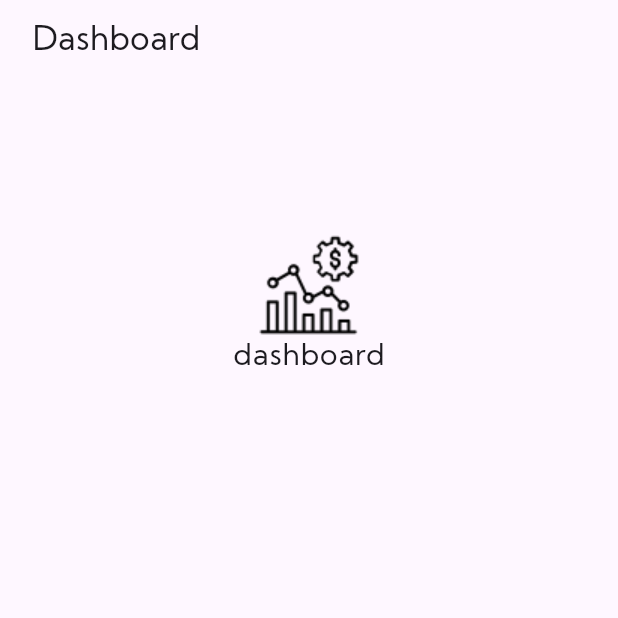
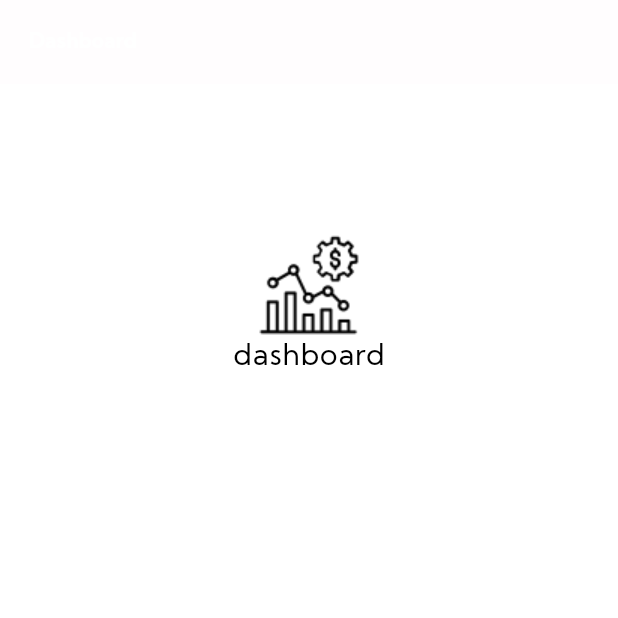
Before and after one commit to maheshbghule2000/myprofile, a Flutter app: the screen it shows after launch, on a phone screen of 412 x 824 dp, the top half of it. Run offline on Flutter 3.47's test engine with Material 3 defaults, Android fonts, the phone set to English and light mode, and no system bars; our stand-ins replace auto_route, flutter_screenutil, lottie.

Commit message:
Add font assets and update theme configuration in main app

```diff
--- /dev/null
+++ b/lib/constant/app_colors.dart
@@ -0,0 +1,43 @@
+import 'package:flutter/material.dart';
+
+class AppColors {
+  static const Color kPrimaryColor = Color(0xFFFFFDFE);
+  static const Color kcScaffoldBackgroundColor = Color(0xFFFFFFFF);
+  static const Color kPrimaryBoldColor = Color(0xFF167C84);
+  static const Color kPrimaryLight = Color(0xFF167C84);
+  static const Color kBottonColor = Color(0xFF00AFAA);
+  static const Color kBorderColor = Color(0xFFD9D8D6);
+  static const Color kBgColor = Color(0xFFFBFBFB);
+  static const Color kcardColor = Color(0xFFEFEFEF);
+  static const Color kcDarkGray3Color = Color(0xFF54565a);
+  static const Color kfaintGrayColor = Color(0xFFE5E4E4);
+  static const Color kcDarkGray4Color = Color(0xFF54565A);
+  static const Color kPrimaryFaintGreenColor = Color(0xFF41A757);
+  static const Color kConditionalApprovedColor = Color(0xFF3bd4ae);
+  static const Color kinActiveColor = Color(0xFFcddb00);
+  static const Color kOrangeColor = Color(0xFFff8300); // Orange
+  static const Color kWhite = Color(0xffffffff);
+  static const Color kAquaGreen = Color.fromARGB(255, 56, 77, 76); // Aqua Green
+  static const Color kFentGrey = Color(0xFFD9D8D6); // Grey
+
+  static const Color kSecondaryLight = Color(0xFF9C9C9C);
+  static const Color kError = Color(0xFFB00020);
+  static const Color kRatingIconColor = Color(0xFFFFC319);
+  static const Color kcDarkGray2Color = Color(0xff303633);
+
+  static const Color kcPrimaryGreenColor = Color(0xff56A145);
+  static const Color kcPrimaryLightGreenColor = Color(0xffabd0a2);
+  static const Color kcPrimaryLightGreenColor2 = Color(0xffDBFFD9);
+  static const Color kcPremiumStarColorBackground = Color(0xffCDFFC2);
+  static const Color kcPrimaryDarkGreenColor = Color(0xff2D721D);
+  static const Color kcPrimaryOrangeColor = Color(0xffFF941F);
+  static const Color kcPrimaryDarkOrangeColor = Color(0xffE97A00);
+  static const Color kcPrimaryLightOrangeColor = Color(0xffFFFDEC);
+  static const Color kcExpenseColor = Color(0xffE65025);
+  static const Color kcScaffoldBackgroundColor2 = Color(0xffF8F8F8);
+  static const Color kcDarkRed = Color(0xff5D1919);
+  static const Color kcLightGreen = Color(0xff006B63);
+  static const Color kcLight2Green = Color(0xff7BE376);
+  static const Color kExpansionTileBg = Color(0xFFF1FCFF);
+  static Color kLightGreyText = const Color(0xFF2A2A2A).withOpacity(0.8);
+}
--- a/lib/main.dart
+++ b/lib/main.dart
@@ -1,6 +1,6 @@
 import 'package:flutter/material.dart';
 import 'package:flutter_screenutil/flutter_screenutil.dart';
-import 'package:my_profile/constant/app_strings.dart';
+import 'package:my_profile/utils/theme.dart';
 import 'routes/routes.dart';
 
 void main() {
@@ -18,11 +18,7 @@ class MyApp extends StatelessWidget {
       child: MaterialApp.router(
         debugShowCheckedModeBanner: false,
         title: 'Easy Grow Business',
-        theme: ThemeData(
-          fontFamily: AppStrings.fontFamily,
-          colorScheme: ColorScheme.fromSeed(seedColor: Colors.deepPurple),
-          useMaterial3: true,
-        ),
+        theme: AppTheme.lightTheme,
         routerConfig: _appRouter.config(),
       ),
     );
--- /dev/null
+++ b/lib/utils/theme.dart
@@ -0,0 +1,87 @@
+  import 'package:flutter/material.dart';
+import 'package:my_profile/constant/app_colors.dart';
+
+import '../constant/app_strings.dart';
+
+class AppTheme {
+  static ThemeData get lightTheme {
+    return ThemeData(
+      pageTransitionsTheme: const PageTransitionsTheme(
+        builders: {
+          TargetPlatform.iOS: CupertinoPageTransitionsBuilder(),
+          TargetPlatform.android: CupertinoPageTransitionsBuilder(),
+          TargetPlatform.windows: CupertinoPageTransitionsBuilder()
+        },
+      ),
+      disabledColor: AppColors.kBorderColor,
+      visualDensity: VisualDensity.adaptivePlatformDensity,
+      brightness: Brightness.light,
+      unselectedWidgetColor: Colors.white,
+      primaryColor: AppColors.kPrimaryLight,
+
+      fontFamily: AppStrings.fontFamily,
+      colorScheme: const ColorScheme.light(
+          primary: AppColors.kPrimaryColor,
+          secondary: AppColors.kSecondaryLight,
+          error: AppColors.kError,
+          surface: AppColors.kWhite
+          ),
+      appBarTheme: const AppBarTheme(
+        color: AppColors.kPrimaryColor,
+        elevation: 0.0,
+        titleTextStyle: TextStyle(
+           fontFamily: AppStrings.fontFamily,
+           color: AppColors.kWhite,
+           fontWeight:  FontWeight.bold
+        ),
+        actionsIconTheme: IconThemeData(color: AppColors.kWhite)
+      ),
+      scaffoldBackgroundColor: AppColors.kWhite,
+      // primaryTextTheme:,
+      // textTheme: ,
+      buttonTheme: ButtonThemeData(
+        buttonColor: AppColors.kPrimaryColor,
+        textTheme: ButtonTextTheme.primary,
+        height: 48,
+        shape: RoundedRectangleBorder(
+          borderRadius: BorderRadius.circular(15),
+        ),
+      ),
+      inputDecorationTheme: InputDecorationTheme(
+        fillColor: AppColors.kWhite,
+        filled: true,
+        enabledBorder: UnderlineInputBorder(
+          borderSide: const BorderSide(
+            color: AppColors.kFentGrey,
+          ),
+          borderRadius: BorderRadius.circular(5),
+        ),
+        errorBorder: OutlineInputBorder(
+          borderSide: const BorderSide(
+            color: Colors.red,
+          ),
+          borderRadius: BorderRadius.circular(5),
+        ),
+        focusedBorder: UnderlineInputBorder(
+          borderSide: const BorderSide(
+            color: AppColors.kAquaGreen,
+          ),
+          borderRadius: BorderRadius.circular(5),
+        ),
+        focusedErrorBorder: OutlineInputBorder(
+          borderSide: const BorderSide(
+            color: Colors.red,
+          ),
+          borderRadius: BorderRadius.circular(5),
+        ),
+        disabledBorder: UnderlineInputBorder(
+          borderSide: const BorderSide(
+            width: 0.5,
+            color: AppColors.kAquaGreen,
+          ),
+          //borderRadius: BorderRadius.circular(5),
+        ),
+      ),
+    );
+  }
+}
```
Also changed, not shown: 25 other files.
